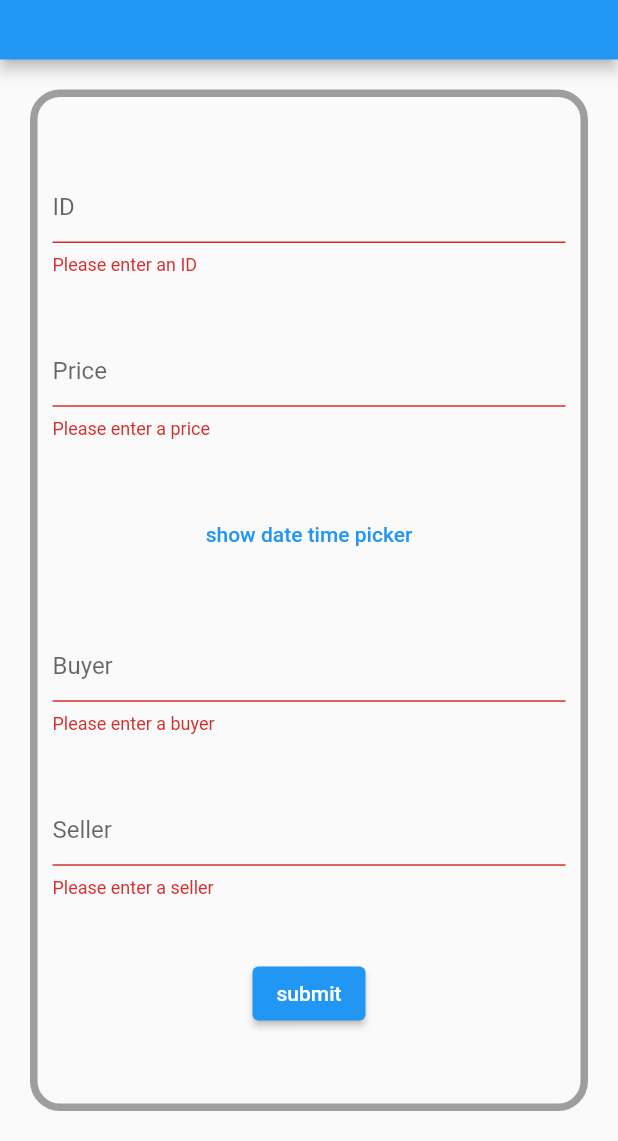
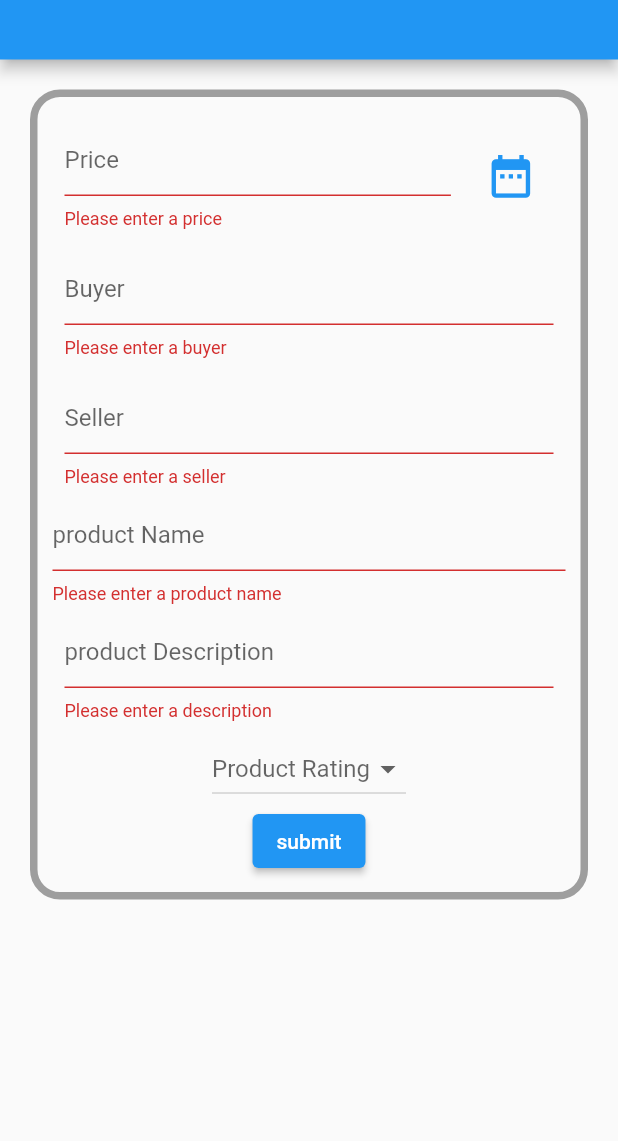
Before and after one commit to hemantthanna/blockchainagro, a Flutter app: the NewEntry screen opened directly, after a tap on "submit", on a phone screen of 412 x 824 dp, the part 95-1236 px from its top. Run offline on Flutter 3.47's test engine with Material 2 defaults, Android fonts, the phone set to English and light mode, and no system bars; our stand-ins replace cloud_firestore, firebase_core, flutter_datetime_picker, get_it; accounts and stored records are empty.

Commit message:
datbase updates

```diff
--- a/lib/models/block.dart
+++ b/lib/models/block.dart
@@ -24,11 +24,14 @@ class Block {
 
   factory Block.fromJson(Map<String, dynamic> json) {
     Transaction transaction =  Transaction(
-            json['transactions']['id'].toString(),
             json['transactions']['price'].toDouble(),
             DateTime.parse(json['transactions']['time']),
             json['transactions']['buyer'],
-            json['transactions']['seller']);
+            json['transactions']['seller'],
+            json['transactions']['productName'],
+            json['transactions']['productDescription'],
+            json['transactions']['productQuality']
+            );
 
     return Block(
       json['index'],
--- a/lib/models/transactions.dart
+++ b/lib/models/transactions.dart
@@ -1,23 +1,26 @@
-
 class Transaction {
-  final String id;
   final double price;
   final DateTime time;
   final String buyer;
   final String seller;
+  final String productName;
+  final String productDescription;
+  final int productQuality;
 
-  Transaction(this.id, this.price, this.time, this.buyer, this.seller);
+  Transaction(this.price, this.time, this.buyer, this.seller, this.productName, this.productDescription, this.productQuality);
 
   Map<String, dynamic> toJson() => {
-        'id': id,
         'price': price,
         'time': time.toIso8601String(),
         'buyer': buyer,
-        'seller': seller
+        'seller': seller,
+        'productName': productName,
+        'productDescription':productDescription,
+        'productQuality':productQuality
       };
 
   factory Transaction.fromJson(Map<String, dynamic> jsondata) {
-    return Transaction(jsondata["id"], jsondata["price"], jsondata["time"],
-        jsondata["buyer"], jsondata["seller"]);
+    return Transaction(jsondata["price"], jsondata["time"], jsondata["buyer"],
+        jsondata["seller"], jsondata["productName"], jsondata["productDescription"], jsondata["productQuality"]);
   }
 }
--- a/lib/screens/newentry.dart
+++ b/lib/screens/newentry.dart
@@ -53,49 +53,46 @@ class TransactionForm extends StatefulWidget {
 
 class _TransactionFormState extends State<TransactionForm> {
   final _formKey = GlobalKey<FormState>();
-  late String id;
   late double price;
   DateTime time = DateTime.now();
   late String buyer;
   late String seller;
+  late String productName;
+  late String productDescription;
+  late int productQuality = 3;
+
   List buttonOutputs = [
-    Text('submit'),
-    CircularProgressIndicator(),
-    Text('done'),
-    Text('unable to add')
-
+    const Text('submit'),
+    const CircularProgressIndicator(),
+    const Text('done'),
+    const Text('unable to add')
   ];
   int buttonState = 0;
 
   @override
   Widget build(BuildContext context) {
-    return Scaffold(
-      resizeToAvoidBottomInset: false,
-      body: Form(
+    return LayoutBuilder(
+      builder: (context, constraints) => Form(
         key: _formKey,
+        child: SingleChildScrollView(
           child: Column(
             mainAxisAlignment: MainAxisAlignment.spaceEvenly,
+            crossAxisAlignment: CrossAxisAlignment.center,
             children: [
-            TextFormField(
-              decoration: const InputDecoration(
-                  hintText: 'ID',
-                  enabledBorder: OutlineInputBorder(
-                      borderSide: BorderSide(color: Colors.blue, width: 4),
-                      borderRadius: BorderRadius.all(Radius.circular(10)))),
-              validator: (value) {
-                if (value == null || value.isEmpty) {
-                  return 'Please enter an ID';
-                }
-                return null;
-              },
-              onSaved: (value) => setState(() => id = value!),
-            ),
-            TextFormField(
+              Row(
+                children: [
+                  SizedBox(
+                    width: constraints.maxWidth * 0.8,
+                    child: Padding(
+                      padding: const EdgeInsets.all(8.0),
+                      child: TextFormField(
                         decoration: const InputDecoration(
                             hintText: 'Price',
                             enabledBorder: OutlineInputBorder(
-                      borderSide: BorderSide(color: Colors.blue, width: 4),
-                      borderRadius: BorderRadius.all(Radius.circular(10)))),
+                                borderSide:
+                                    BorderSide(color: Colors.blue, width: 4),
+                                borderRadius:
+                                    BorderRadius.all(Radius.circular(10)))),
                         validator: (value) {
                           if (value == null || value.isEmpty) {
                             return 'Please enter a price';
@@ -105,7 +102,10 @@ class _TransactionFormState extends State<TransactionForm> {
                           }
                           return null;
                         },
-              onSaved: (value) => setState(() => price = double.parse(value!)),
+                        onSaved: (value) =>
+                            setState(() => price = double.parse(value!)),
+                      ),
+                    ),
                   ),
                   TextButton(
                       onPressed: () {
@@ -120,11 +120,15 @@ class _TransactionFormState extends State<TransactionForm> {
                           time = date;
                         }, currentTime: DateTime.now());
                       },
-                child: const Text(
-                  'show date time picker',
-                  style: TextStyle(color: Colors.blue),
+                      child: Icon(
+                        Icons.date_range,
+                        size: constraints.maxWidth * 0.1,
                       )),
-            TextFormField(
+                ],
+              ),
+              Padding(
+                padding: const EdgeInsets.all(8.0),
+                child: TextFormField(
                   decoration: const InputDecoration(
                       hintText: 'Buyer',
                       enabledBorder: OutlineInputBorder(
@@ -138,7 +142,10 @@ class _TransactionFormState extends State<TransactionForm> {
                   },
                   onSaved: (value) => setState(() => buyer = value!),
                 ),
-            TextFormField(
+              ),
+              Padding(
+                padding: const EdgeInsets.all(8.0),
+                child: TextFormField(
                   decoration: const InputDecoration(
                       hintText: 'Seller',
                       enabledBorder: OutlineInputBorder(
@@ -152,11 +159,57 @@ class _TransactionFormState extends State<TransactionForm> {
                   },
                   onSaved: (value) => setState(() => seller = value!),
                 ),
+              ),
+              TextFormField(
+                decoration: const InputDecoration(
+                    hintText: 'product Name',
+                    enabledBorder: OutlineInputBorder(
+                        borderSide: BorderSide(color: Colors.blue, width: 4),
+                        borderRadius: BorderRadius.all(Radius.circular(10)))),
+                validator: (value) {
+                  if (value == null || value.isEmpty) {
+                    return 'Please enter a product name';
+                  }
+                  return null;
+                },
+                onSaved: (value) => setState(() => productName = value!),
+              ),
+              Padding(
+                padding: const EdgeInsets.all(8.0),
+                child: TextFormField(
+                  decoration: const InputDecoration(
+                      hintText: 'product Description ',
+                      enabledBorder: OutlineInputBorder(
+                          borderSide: BorderSide(color: Colors.blue, width: 4),
+                          borderRadius: BorderRadius.all(Radius.circular(10)))),
+                  validator: (value) {
+                    if (value == null || value.isEmpty) {
+                      return 'Please enter a description';
+                    }
+                    return null;
+                  },
+                  onSaved: (value) =>
+                      setState(() => productDescription = value!),
+                ),
+              ),
+              DropdownButton(
+                  hint: const Text('Product Rating'),
+                  alignment: Alignment.center,
+                  items: <String>['1', '2', '3', '4', '5'].map((String value) {
+                    return DropdownMenuItem<String>(
+                      value: value,
+                      child: Text(value),
+                    );
+                  }).toList(),
+                  onChanged: (value) {
+                    productQuality = int.parse(value!);
+                  }),
               ElevatedButton(
                 onPressed: () async {
                   if (_formKey.currentState!.validate()) {
                     _formKey.currentState!.save();
-                  widget.onSubmit(Transaction(id, price, time, buyer, seller));
+                    widget.onSubmit(Transaction(price, time, buyer, seller,
+                        productName, productDescription, productQuality));
                     setState(() {
                       buttonState = 1;
                     });
@@ -180,6 +233,7 @@ class _TransactionFormState extends State<TransactionForm> {
             ],
           ),
         ),
+      ),
     );
   }
 }
--- a/lib/services/blockchain.dart
+++ b/lib/services/blockchain.dart
@@ -51,6 +51,6 @@ class Blockchain {
 
   /// used to create empty first block.
   static Block createGenesisBlock() =>
-      Block(0, DateTime.now(), local.Transaction('', 0, DateTime.now(), '', ''),
+      Block(0, DateTime.now(), local.Transaction( 0, DateTime.now(), '', '', '', '', 3),
           previousHash: '');
 }
```
Lines whose indentation alone changed are shown as unchanged.
